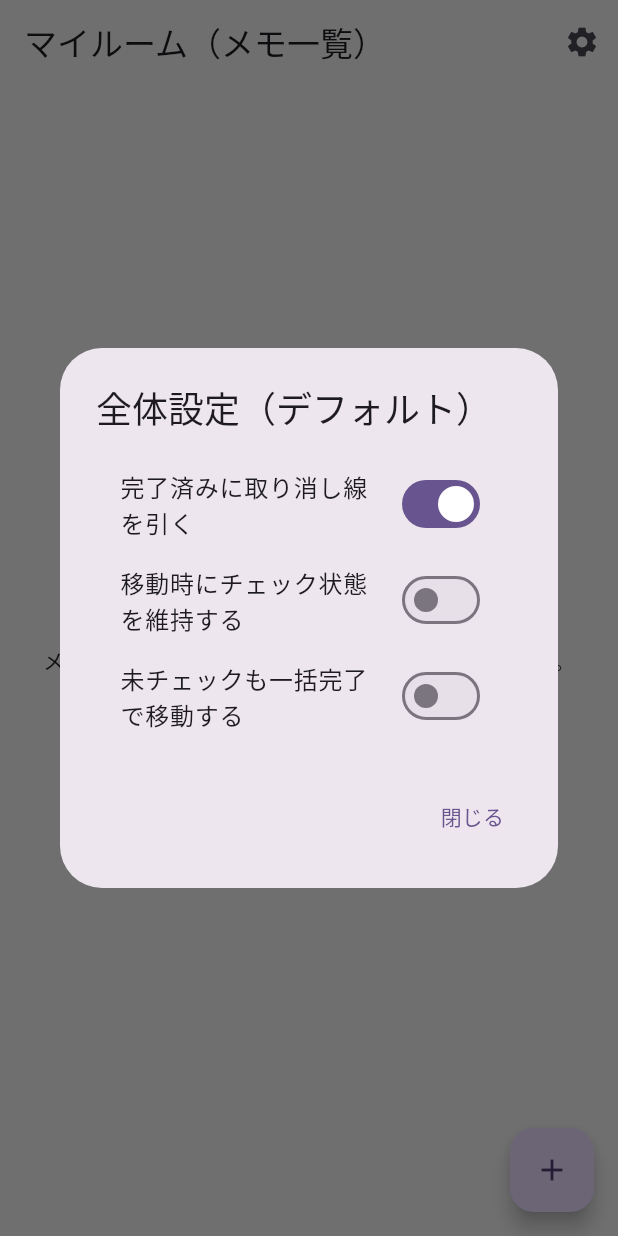
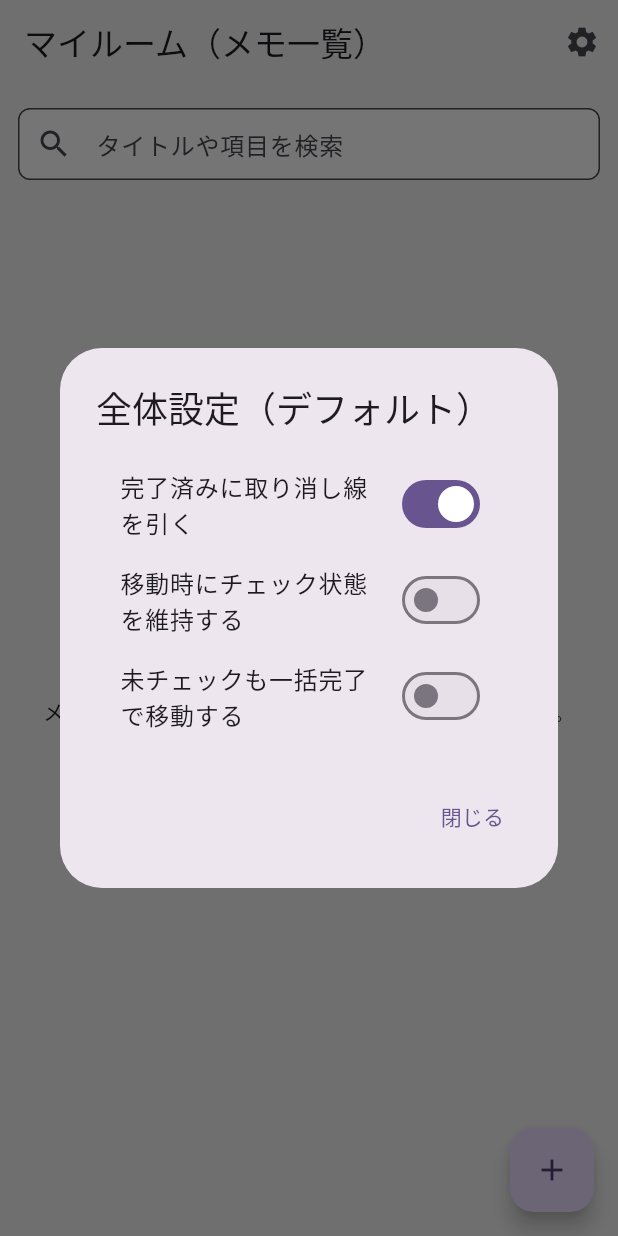
Before and after one commit to hisagi-dev/check-memo, a Flutter app: the screen it shows after launch, after a tap on the "settings" icon, on a phone screen of 412 x 824 dp. Run offline on Flutter 3.47's test engine with Material 3 defaults, Android fonts, the phone set to English and light mode, and no system bars; our stand-ins replace cloud_firestore, firebase_core, google_fonts; accounts and stored records are empty.

Commit message:
検索機能追加

```diff
--- a/lib/constants/app_constants.dart
+++ b/lib/constants/app_constants.dart
@@ -4,6 +4,7 @@ class AppConstants {
   // --- 数値定数 ---
   static const double homeMemoCardWidth = 184.0;
   static const int homeMemoMaxPreviewItemCount = 7;
+  static const double homeSearchBarHeight = 68.0;
 
   // --- サイズ・レイアウト定数 ---
   static const double gridCrossAxisSpacing = 10.0;
@@ -39,12 +40,14 @@ class AppConstants {
   static const String appTitle = '買い物メモ';
   static const String homeTitle = 'マイルーム（メモ一覧）';
   static const String textEmptyHome = 'メモ帳がありません。右下の＋から作成してください。';
+  static const String textNoSearchResults = '一致するメモがありません';
   static const String textEmptyMemo = 'メモは空です';
   static const String textEmptyCompleted = 'アイテムはありません';
 
   static const String hintAddItem = 'アイテムを追加...';
   static const String hintMemoTitle = 'メモのタイトル';
   static const String hintNewMemoTitle = '新しいタイトル';
+  static const String hintSearchMemos = 'タイトルや項目を検索';
 
   static const String labelAdd = '追加';
   static const String labelSelectAll = 'すべて選択';
@@ -53,6 +56,7 @@ class AppConstants {
   static const String labelRestoreToList = 'リストに戻す';
   static const String labelBulkRestore = '一括でリストに戻す';
   static const String labelClose = '閉じる';
+  static const String labelClearSearch = '検索をクリア';
   static const String labelCancel = 'キャンセル';
   static const String labelCreate = '作成';
   static const String labelSave = '保存';
--- /dev/null
+++ b/lib/services/memo_search.dart
@@ -0,0 +1,20 @@
+import '../models/memo_document.dart';
+
+class MemoSearch {
+  const MemoSearch();
+
+  List<MemoDocument> filter(Iterable<MemoDocument> memos, String query) {
+    final normalizedQuery = query.trim().toLowerCase();
+    if (normalizedQuery.isEmpty) return memos.toList(growable: false);
+
+    return memos
+        .where(
+          (memo) =>
+              memo.title.toLowerCase().contains(normalizedQuery) ||
+              memo.items.any(
+                (item) => item.text.toLowerCase().contains(normalizedQuery),
+              ),
+        )
+        .toList(growable: false);
+  }
+}
--- a/lib/views/home_screen.dart
+++ b/lib/views/home_screen.dart
@@ -17,6 +17,7 @@ class HomeScreen extends StatefulWidget {
 
 class _HomeScreenState extends State {
   final HomeViewModel _viewModel = HomeViewModel();
+  final TextEditingController _searchController = TextEditingController();
 
   @override
   void initState() {
@@ -26,6 +27,7 @@ class _HomeScreenState extends State {
 
   @override
   void dispose() {
+    _searchController.dispose();
     _viewModel.dispose();
     super.dispose();
   }
@@ -230,11 +232,55 @@ class _HomeScreenState extends State {
 
   @override
   Widget build(BuildContext context) {
+    final visibleMemos = _viewModel.filteredMemos;
+
     return Scaffold(
       backgroundColor: AppConstants.homeBackgroundColor,
       appBar: AppBar(
         backgroundColor: AppConstants.homeBackgroundColor,
         title: const Text(AppConstants.homeTitle),
+        bottom: PreferredSize(
+          preferredSize: const Size.fromHeight(
+            AppConstants.homeSearchBarHeight,
+          ),
+          child: Padding(
+            padding: const EdgeInsets.fromLTRB(
+              AppConstants.paddingNormal,
+              0,
+              AppConstants.paddingNormal,
+              AppConstants.paddingSmall,
+            ),
+            child: TextField(
+              controller: _searchController,
+              onChanged: _viewModel.updateSearchQuery,
+              decoration: InputDecoration(
+                hintText: AppConstants.hintSearchMemos,
+                prefixIcon: const Icon(Icons.search),
+                suffixIcon:
+                    _viewModel.searchQuery.isEmpty
+                        ? null
+                        : IconButton(
+                          tooltip: AppConstants.labelClearSearch,
+                          onPressed: () {
+                            _searchController.clear();
+                            _viewModel.updateSearchQuery('');
+                          },
+                          icon: const Icon(Icons.clear),
+                        ),
+                filled: true,
+                fillColor: AppConstants.memoCardColor,
+                border: OutlineInputBorder(
+                  borderRadius: BorderRadius.circular(
+                    AppConstants.borderRadiusMedium,
+                  ),
+                ),
+                contentPadding: const EdgeInsets.symmetric(
+                  vertical: AppConstants.paddingSmall,
+                ),
+              ),
+            ),
+          ),
+        ),
         actions: [
           IconButton(
             icon: const Icon(Icons.settings),
@@ -258,6 +304,8 @@ class _HomeScreenState extends State {
               )
               : _viewModel.memos.isEmpty
               ? const Center(child: Text(AppConstants.textEmptyHome))
+              : visibleMemos.isEmpty
+              ? const Center(child: Text(AppConstants.textNoSearchResults))
               : LayoutBuilder(
                 builder: (context, constraints) {
                   final cardWidth = AppConstants.homeMemoCardWidth;
@@ -268,7 +316,7 @@ class _HomeScreenState extends State {
                   final columnCount = ((availableGridWidth + spacing) /
                           (cardWidth + spacing))
                       .floor()
-                      .clamp(1, _viewModel.memos.length);
+                      .clamp(1, visibleMemos.length);
                   final gridWidth =
                       columnCount * cardWidth +
                       (columnCount - 1) * spacing +
@@ -285,9 +333,9 @@ class _HomeScreenState extends State {
                         crossAxisCount: columnCount,
                         mainAxisSpacing: AppConstants.gridMainAxisSpacing,
                         crossAxisSpacing: spacing,
-                        itemCount: _viewModel.memos.length,
+                        itemCount: visibleMemos.length,
                         itemBuilder: (context, index) {
-                          final doc = _viewModel.memos[index];
+                          final doc = visibleMemos[index];
                           return _buildMemoCard(doc, cardWidth);
                         },
                       ),
```
Also changed, not shown: lib/viewmodels/home_viewmodel.dart (+12 -0 lines), 1 other file.
